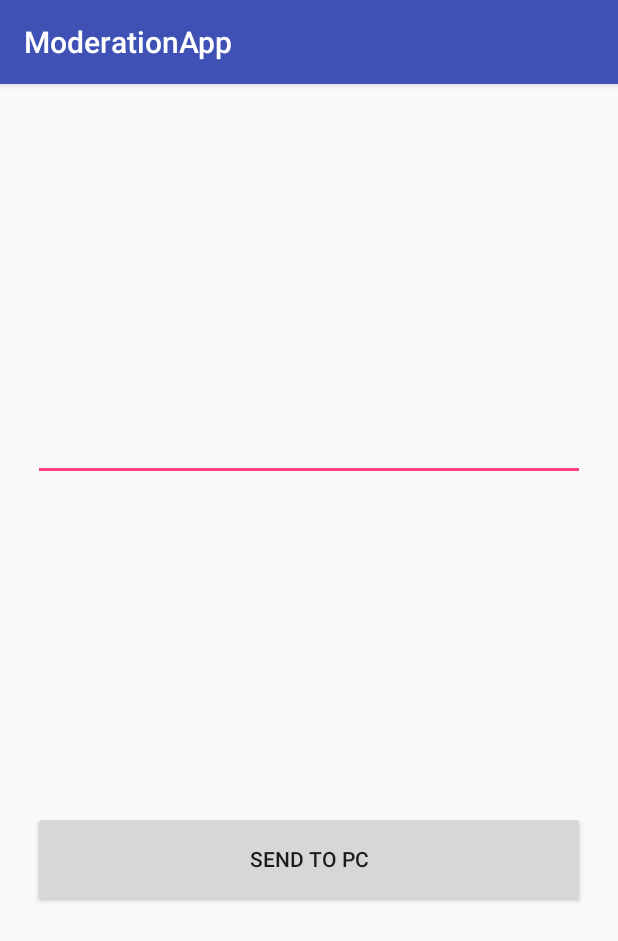
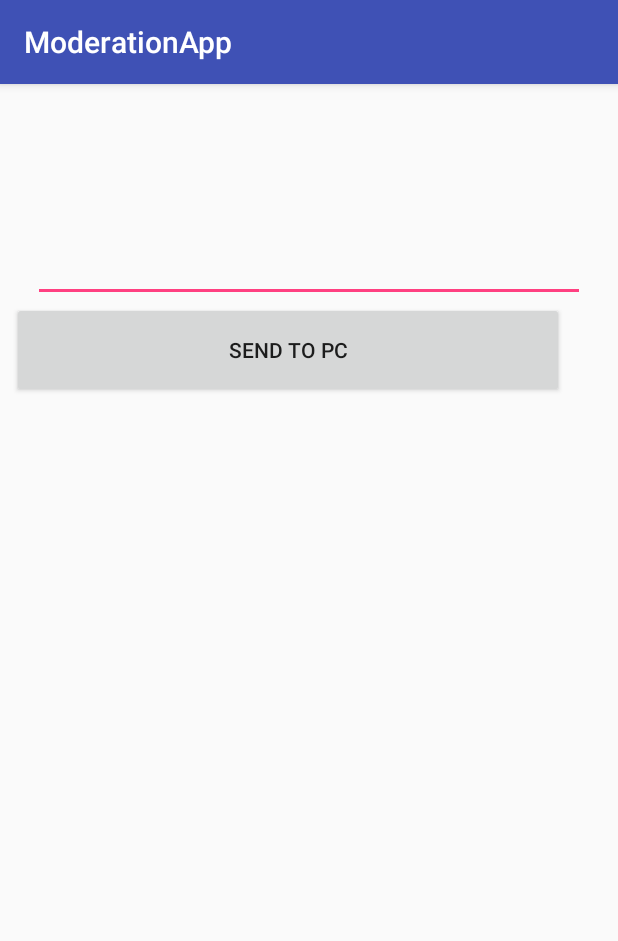
Before and after one commit to AIIucard/ModerationApp, an Android app: the screen it shows after launch (MainActivity), on a phone screen of 412 x 824 dp. Shown: the top 941 px of the screen. Run offline under Robolectric (Android 15) with nearby library versions, the phone set to English and light mode, and no system bars.

Commit message:
update somethings

```diff
--- a/app/src/main/java/research/dresden/htw/moderationapp/MainActivity.java
+++ b/app/src/main/java/research/dresden/htw/moderationapp/MainActivity.java
@@ -34,9 +34,7 @@ public class MainActivity extends AppCompatActivity {
         mt.execute();
 
         Toast.makeText(getApplicationContext(), "Data send", Toast.LENGTH_LONG).show();
-
     }
-
 
     class myTask extends AsyncTask<Void, Void, Void> {
 
--- a/app/src/main/res/layout/activity_main.xml
+++ b/app/src/main/res/layout/activity_main.xml
@@ -13,7 +13,7 @@
         android:layout_marginBottom="8dp"
         android:layout_marginEnd="8dp"
         android:layout_marginStart="8dp"
-        android:layout_marginTop="8dp"
+        android:layout_marginTop="100dp"
         android:ems="10"
         android:inputType="textPersonName"
         app:layout_constraintBottom_toTopOf="@+id/button"
@@ -25,16 +25,14 @@
         android:id="@+id/button"
         android:layout_width="368dp"
         android:layout_height="64dp"
-        android:layout_marginBottom="8dp"
         android:layout_marginEnd="8dp"
         android:layout_marginStart="8dp"
-        android:text="Send to PC"
         android:onClick="send_text"
-        app:layout_constraintBottom_toBottomOf="parent"
+        android:text="@string/send_to_pc"
         app:layout_constraintEnd_toEndOf="parent"
-        app:layout_constraintHorizontal_bias="0.5"
+        app:layout_constraintHorizontal_bias="0.0"
         app:layout_constraintStart_toStartOf="parent"
-        app:layout_constraintTop_toBottomOf="@+id/editText"/>
+        app:layout_constraintTop_toBottomOf="@+id/editText" />
 
 
 </android.support.constraint.ConstraintLayout>
--- a/app/src/main/res/values/strings.xml
+++ b/app/src/main/res/values/strings.xml
@@ -1,3 +1,4 @@
 <resources>
     <string name="app_name">ModerationApp</string>
+    <string name="send_to_pc">Send to PC</string>
 </resources>
```
